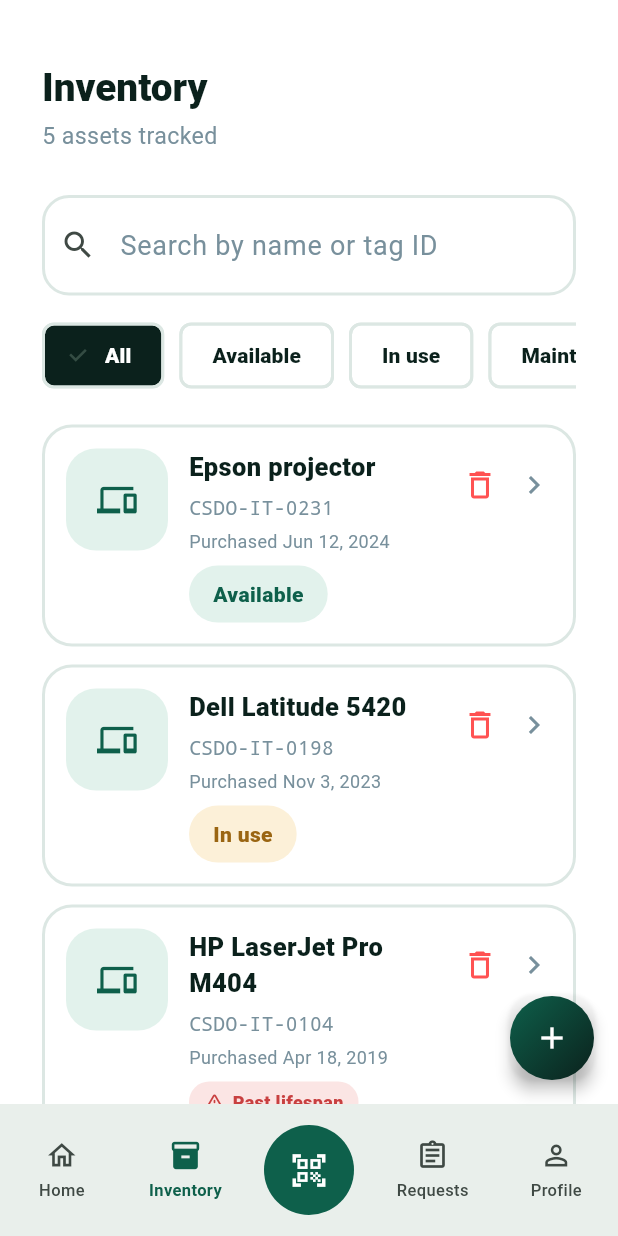
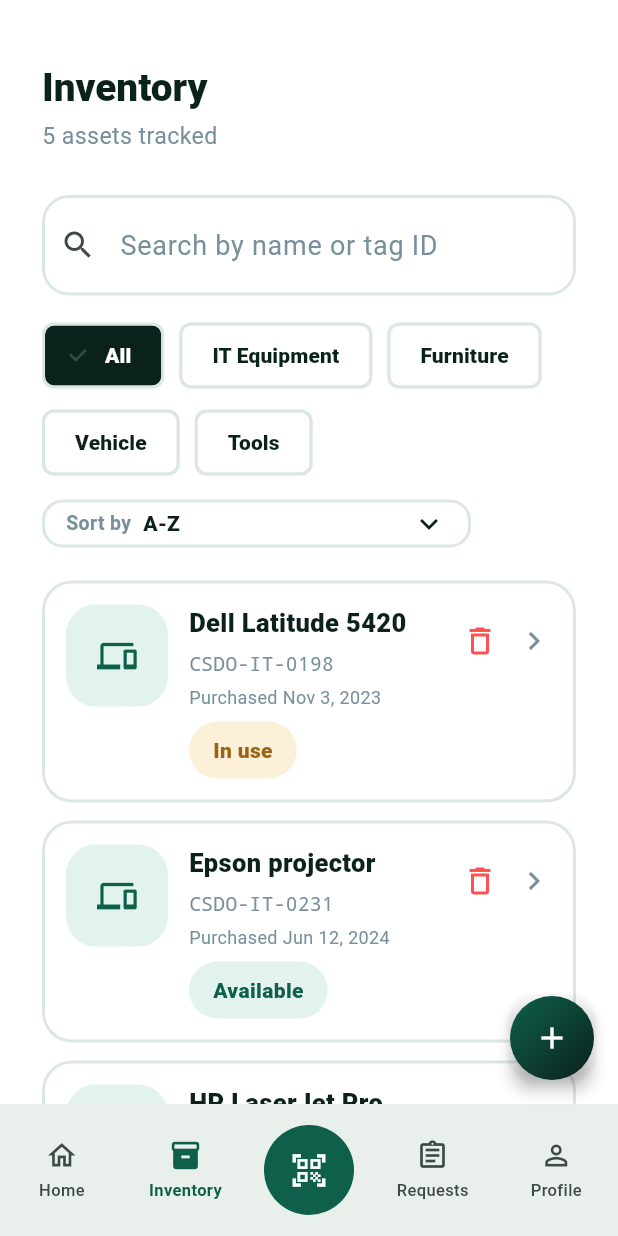
Before and after one commit to phrey26/qr_assisted_asset_manager, a Flutter app: the AppShell screen opened directly, item 2 of the bottom bar chosen, on a phone screen of 412 x 824 dp. Run offline on Flutter 3.47's test engine with Material 3 defaults, Android fonts, the phone set to English and light mode, and no system bars; our stand-ins replace image_picker, qr_flutter, share_plus; missing offline and left inert: mobile_scanner; Roboto replaces fonts that are missing (Arial).

Commit message:
new widgets added

```diff
--- a/lib/models/asset.dart
+++ b/lib/models/asset.dart
@@ -101,7 +101,7 @@ class AssetItem {
     AssetItem(
       name: 'Split-type aircon',
       tagId: 'CSDO-MT-0042',
-      category: 'Maintenance',
+      category: 'Tools',
       description: 'Wall-mounted split type air-conditioning unit.',
       status: AssetStatus.maintenance,
       purchaseDate: DateTime(2021, 3, 15),
--- a/lib/screens/inventory_screen.dart
+++ b/lib/screens/inventory_screen.dart
@@ -5,10 +5,29 @@ import '../theme/app_theme.dart';
 import '../utils/responsive.dart';
 import '../widgets/asset_card.dart';
 import '../widgets/delete_confirmation_dialog.dart';
+import '../widgets/filter_chip_row.dart';
 import '../widgets/lifespan_warning_badge.dart';
 import '../widgets/page_header.dart';
+import '../widgets/sort_dropdown.dart';
 import '../widgets/status_chip.dart';
 import 'asset_detail_screen.dart';
+
+/// Sort orders available for the inventory list, selectable via the
+/// "Sort by" dropdown.
+enum InventorySortOption { nameAsc, dateAsc, dateDesc }
+
+extension InventorySortOptionX on InventorySortOption {
+  String get label {
+    switch (this) {
+      case InventorySortOption.nameAsc:
+        return 'A-Z';
+      case InventorySortOption.dateAsc:
+        return 'Purchase date (Ascending)';
+      case InventorySortOption.dateDesc:
+        return 'Purchase date (Descending)';
+    }
+  }
+}
 
 /// Pushes [AssetDetailScreen] for the given asset. Shared by both the
 /// mobile card list and the desktop table so tapping an asset behaves the
@@ -68,7 +87,15 @@ class InventoryScreen extends StatefulWidget {
 
 class _InventoryScreenState extends State<InventoryScreen> {
   final searchController = TextEditingController();
+
+  /// Category filter selection. 'All' plus each entry in [_categories]
+  /// (matched against [AssetItem.category] case-insensitively, since
+  /// category is free text elsewhere in the app).
   String filter = 'All';
+
+  InventorySortOption sortOption = InventorySortOption.nameAsc;
+
+  static const _categories = ['All', 'IT Equipment', 'Furniture', 'Vehicle', 'Tools'];
 
   @override
   void initState() {
@@ -84,15 +111,25 @@ class _InventoryScreenState extends State<InventoryScreen> {
 
   List<AssetItem> get filtered {
     final query = searchController.text.toLowerCase();
-    return widget.assets.where((asset) {
+    final results = widget.assets.where((asset) {
       final matchesQuery = asset.name.toLowerCase().contains(query) ||
           asset.tagId.toLowerCase().contains(query);
-      final matchesFilter = filter == 'All' ||
-          (filter == 'Available' && asset.status == AssetStatus.available) ||
-          (filter == 'In use' && asset.status == AssetStatus.inUse) ||
-          (filter == 'Maintenance' && asset.status == AssetStatus.maintenance);
+      final matchesFilter =
+          filter == 'All' || asset.category.toLowerCase() == filter.toLowerCase();
       return matchesQuery && matchesFilter;
     }).toList();
+
+    switch (sortOption) {
+      case InventorySortOption.nameAsc:
+        results.sort(
+          (a, b) => a.name.toLowerCase().compareTo(b.name.toLowerCase()),
+        );
+      case InventorySortOption.dateAsc:
+        results.sort((a, b) => a.purchaseDate.compareTo(b.purchaseDate));
+      case InventorySortOption.dateDesc:
+        results.sort((a, b) => b.purchaseDate.compareTo(a.purchaseDate));
+    }
+    return results;
   }
 
   @override
@@ -164,7 +201,7 @@ class _InventoryScreenState extends State<InventoryScreen> {
                       ),
                     ),
                     const SizedBox(height: 16),
-                    _filters(),
+                    _filterAndSortRow(isDesktop),
                   ],
                 ),
               ),
@@ -212,30 +249,45 @@ class _InventoryScreenState extends State<InventoryScreen> {
   }
 
   Widget _filters() {
-    const filters = ['All', 'Available', 'In use', 'Maintenance'];
-    return SingleChildScrollView(
-      scrollDirection: Axis.horizontal,
-      child: Row(
-        children: filters.map((item) {
-          final selected = filter == item;
-          return Padding(
-            padding: const EdgeInsets.only(right: 10),
-            child: ChoiceChip(
-              label: Text(item),
-              selected: selected,
-              onSelected: (_) => setState(() => filter = item),
-              selectedColor: AppTheme.darkGreen,
-              backgroundColor: Colors.white,
-              side: const BorderSide(color: AppTheme.border, width: 2),
-              labelStyle: TextStyle(
-                color: selected ? Colors.white : AppTheme.darkGreen,
-                fontWeight: FontWeight.w800,
-              ),
-              padding: const EdgeInsets.symmetric(horizontal: 12, vertical: 10),
-            ),
-          );
-        }).toList(),
-      ),
+    return FilterChipRow(
+      options: _categories,
+      selected: filter,
+      onSelected: (item) => setState(() => filter = item),
+    );
+  }
+
+  Widget _sortDropdown() {
+    return SortDropdown<InventorySortOption>(
+      value: sortOption,
+      options: InventorySortOption.values,
+      labelBuilder: (option) => option.label,
+      onChanged: (option) => setState(() => sortOption = option),
+    );
+  }
+
+  /// Lays out the category filter chips and the "Sort by" dropdown
+  /// together. On desktop there's enough horizontal room to keep them on
+  /// one line (chips on the left, sort control pinned to the right); on
+  /// narrower mobile widths they stack instead so the sort control never
+  /// competes with the chips for space or gets squeezed off-screen.
+  Widget _filterAndSortRow(bool isDesktop) {
+    if (isDesktop) {
+      return Row(
+        crossAxisAlignment: CrossAxisAlignment.center,
+        children: [
+          Expanded(child: _filters()),
+          const SizedBox(width: 16),
+          _sortDropdown(),
+        ],
+      );
+    }
+    return Column(
+      crossAxisAlignment: CrossAxisAlignment.start,
+      children: [
+        _filters(),
+        const SizedBox(height: 14),
+        _sortDropdown(),
+      ],
     );
   }
 }
--- a/lib/screens/requests_screen.dart
+++ b/lib/screens/requests_screen.dart
@@ -3,6 +3,7 @@ import 'package:flutter/material.dart';
 import '../models/asset_request.dart';
 import '../theme/app_theme.dart';
 import '../utils/responsive.dart';
+import '../widgets/filter_chip_row.dart';
 import '../widgets/page_header.dart';
 
 class RequestsScreen extends StatefulWidget {
@@ -135,29 +136,10 @@ class _RequestsScreenState extends State<RequestsScreen> {
 
   Widget _filters() {
     const filters = ['All', 'Pending', 'Approved', 'Rejected'];
-    return SingleChildScrollView(
-      scrollDirection: Axis.horizontal,
-      child: Row(
-        children: filters.map((item) {
-          final selected = filter == item;
-          return Padding(
-            padding: const EdgeInsets.only(right: 10),
-            child: ChoiceChip(
-              label: Text(item),
-              selected: selected,
-              onSelected: (_) => setState(() => filter = item),
-              selectedColor: AppTheme.darkGreen,
-              backgroundColor: Colors.white,
-              side: const BorderSide(color: AppTheme.border, width: 2),
-              labelStyle: TextStyle(
-                color: selected ? Colors.white : AppTheme.darkGreen,
-                fontWeight: FontWeight.w800,
-              ),
-              padding: const EdgeInsets.symmetric(horizontal: 12, vertical: 10),
-            ),
-          );
-        }).toList(),
-      ),
+    return FilterChipRow(
+      options: filters,
+      selected: filter,
+      onSelected: (item) => setState(() => filter = item),
     );
   }
 }
--- a/lib/widgets/add_asset_form.dart
+++ b/lib/widgets/add_asset_form.dart
@@ -142,13 +142,19 @@ class _AddAssetFormState extends State<AddAssetForm> {
         SizedBox(height: gap),
         _label('Category'),
         DropdownButtonFormField<String>(
+          // Kept in sync with the category filter chips on the inventory
+          // list ('All', 'IT Equipment', 'Furniture', 'Vehicle', 'Tools')
+          // so every asset added here can actually be found under one of
+          // those filters. 'Maintenance' was previously offered here too,
+          // but that's an asset *status* (see AssetStatus), not a
+          // category, so it's been removed to avoid the two concepts
+          // colliding.
           initialValue: category,
           items: const [
             DropdownMenuItem(value: 'IT equipment', child: Text('IT equipment')),
             DropdownMenuItem(value: 'Furniture', child: Text('Furniture')),
-            DropdownMenuItem(value: 'Vehicles', child: Text('Vehicles')),
+            DropdownMenuItem(value: 'Vehicle', child: Text('Vehicle')),
             DropdownMenuItem(value: 'Tools', child: Text('Tools')),
-            DropdownMenuItem(value: 'Maintenance', child: Text('Maintenance')),
           ],
           onChanged: (value) => setState(() => category = value!),
         ),
--- /dev/null
+++ b/lib/widgets/filter_chip_row.dart
@@ -0,0 +1,53 @@
+import 'package:flutter/material.dart';
+
+import '../theme/app_theme.dart';
+
+/// A row of single-select filter chips (All / Available / In use / ...).
+///
+/// Previously each screen scrolled these horizontally inside a
+/// [SingleChildScrollView], which meant the last chip (e.g. "Maintenance"
+/// or "Rejected") got clipped by the screen edge on narrow phones with no
+/// visual hint that more content was scrollable off-screen. Using [Wrap]
+/// instead lets chips flow onto a second line when they don't fit, so
+/// every option stays fully visible and tappable on any mobile width.
+class FilterChipRow extends StatelessWidget {
+  const FilterChipRow({
+    super.key,
+    required this.options,
+    required this.selected,
+    required this.onSelected,
+  });
+
+  /// The filter labels to display, in order (e.g. `['All', 'Available']`).
+  final List<String> options;
+
+  /// The currently-selected label. Should be one of [options].
+  final String selected;
+
+  /// Invoked with the tapped label when the user selects a different chip.
+  final ValueChanged<String> onSelected;
+
+  @override
+  Widget build(BuildContext context) {
+    return Wrap(
+      spacing: 10,
+      runSpacing: 10,
+      children: options.map((item) {
+        final isSelected = selected == item;
+        return ChoiceChip(
+          label: Text(item),
+          selected: isSelected,
+          onSelected: (_) => onSelected(item),
+          selectedColor: AppTheme.darkGreen,
+          backgroundColor: Colors.white,
+          side: const BorderSide(color: AppTheme.border, width: 2),
+          labelStyle: TextStyle(
+            color: isSelected ? Colors.white : AppTheme.darkGreen,
+            fontWeight: FontWeight.w800,
+          ),
+          padding: const EdgeInsets.symmetric(horizontal: 12, vertical: 10),
+        );
+      }).toList(),
+    );
+  }
+}
--- /dev/null
+++ b/lib/widgets/sort_dropdown.dart
@@ -0,0 +1,80 @@
+import 'package:flutter/material.dart';
+
+import '../theme/app_theme.dart';
+
+/// A small "Sort by" control styled to match the filter chips, usable with
+/// any option type [T] (an enum, typically). Kept generic and separate
+/// from any one screen so it can be reused wherever a sortable list needs
+/// this control (currently the inventory list).
+class SortDropdown<T> extends StatelessWidget {
+  const SortDropdown({
+    super.key,
+    required this.value,
+    required this.options,
+    required this.labelBuilder,
+    required this.onChanged,
+  });
+
+  /// The currently-selected sort option.
+  final T value;
+
+  /// All selectable sort options, in menu order.
+  final List<T> options;
+
+  /// Renders an option (both the selected value and each menu item) as
+  /// display text, e.g. `(SortOption.nameAsc) => 'A-Z'`.
+  final String Function(T option) labelBuilder;
+
+  /// Invoked with the newly-selected option.
+  final ValueChanged<T> onChanged;
+
+  @override
+  Widget build(BuildContext context) {
+    return Container(
+      padding: const EdgeInsets.symmetric(horizontal: 14, vertical: 2),
+      decoration: BoxDecoration(
+        color: Colors.white,
+        borderRadius: BorderRadius.circular(14),
+        border: Border.all(color: AppTheme.border, width: 2),
+      ),
+      child: Row(
+        mainAxisSize: MainAxisSize.min,
+        children: [
+          const Text(
+            'Sort by',
+            style: TextStyle(
+              color: AppTheme.muted,
+              fontWeight: FontWeight.w700,
+              fontSize: 13,
+            ),
+          ),
+          const SizedBox(width: 8),
+          DropdownButtonHideUnderline(
+            child: DropdownButton<T>(
+              value: value,
+              isDense: true,
+              icon: const Icon(Icons.keyboard_arrow_down, color: AppTheme.darkGreen),
+              borderRadius: BorderRadius.circular(14),
+              style: const TextStyle(
+                color: AppTheme.darkGreen,
+                fontWeight: FontWeight.w800,
+                fontSize: 14,
+              ),
+              items: options
+                  .map(
+                    (option) => DropdownMenuItem<T>(
+                      value: option,
+                      child: Text(labelBuilder(option)),
+                    ),
+                  )
+                  .toList(),
+              onChanged: (selected) {
+                if (selected != null) onChanged(selected);
+              },
+            ),
+          ),
+        ],
+      ),
+    );
+  }
+}
```
